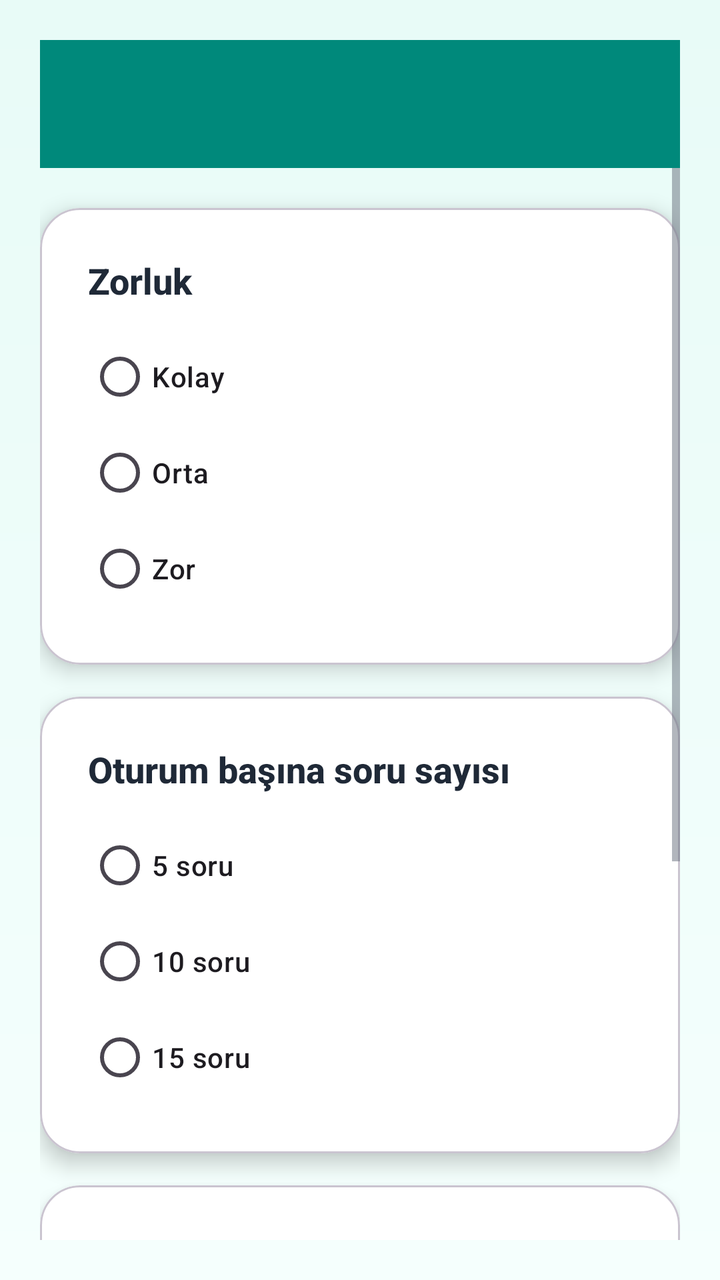
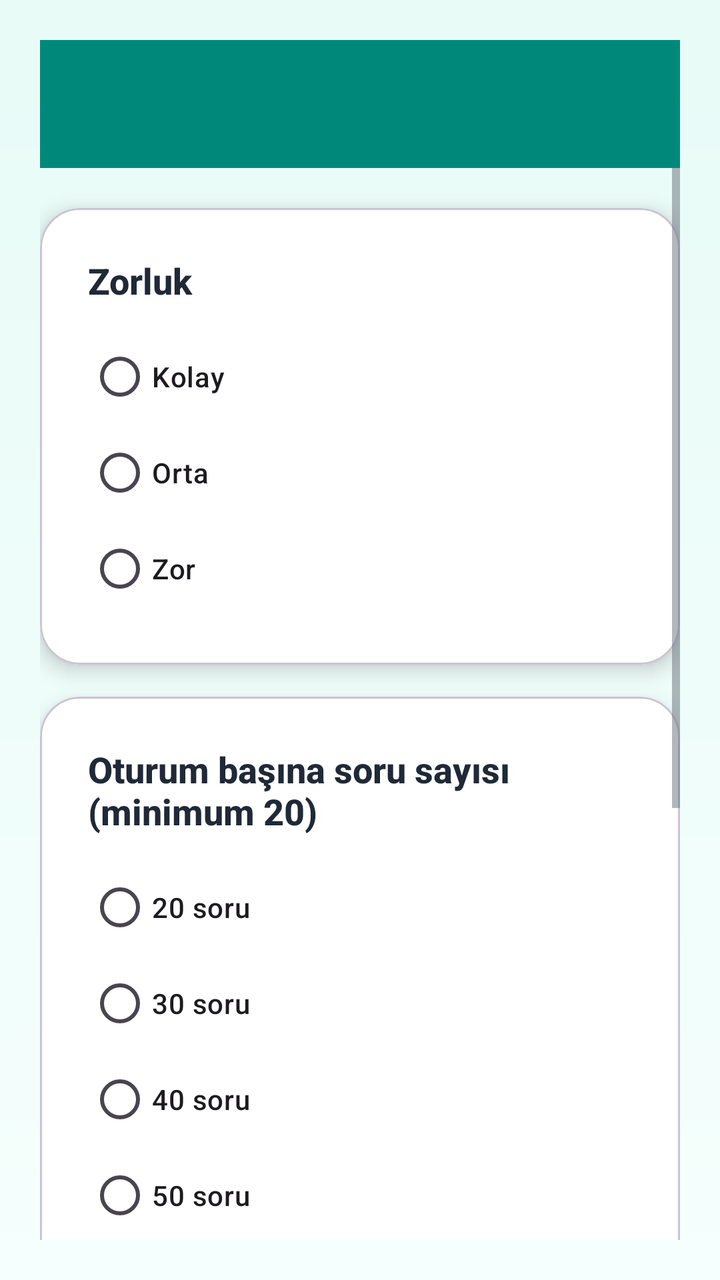

Two renders of the same Android screen: before a commit and after it. Below are the layout's source before the change and the commit's diff.
<!-- AndroidManifest.xml: application theme Theme.BrainBuddy -->
<!-- res/layout/activity_quiz_settings.xml -->
<?xml version="1.0" encoding="utf-8"?>
<LinearLayout xmlns:android="http://schemas.android.com/apk/res/android"
    xmlns:app="http://schemas.android.com/apk/res-auto"
    android:layout_width="match_parent"
    android:layout_height="match_parent"
    android:orientation="vertical"
    android:background="@drawable/bg_gradient"
    android:padding="20dp">

    <com.google.android.material.appbar.MaterialToolbar
        android:id="@+id/toolbar"
        android:layout_width="match_parent"
        android:layout_height="?attr/actionBarSize"
        android:background="@color/bb_turquoise_dark"
        app:titleTextColor="@color/white"/>

    <ScrollView
        android:layout_width="match_parent"
        android:layout_height="match_parent">

        <LinearLayout
            android:layout_width="match_parent"
            android:layout_height="wrap_content"
            android:orientation="vertical">

            <com.google.android.material.card.MaterialCardView
                android:layout_width="match_parent"
                android:layout_height="wrap_content"
                app:cardCornerRadius="20dp"
                app:cardElevation="6dp"
                app:cardBackgroundColor="@color/white"
                android:layout_marginTop="20dp">

                <LinearLayout
                    android:layout_width="match_parent"
                    android:layout_height="wrap_content"
                    android:orientation="vertical"
                    android:padding="24dp">

                    <TextView
                        android:layout_width="match_parent"
                        android:layout_height="wrap_content"
                        android:text="Zorluk"
                        android:textSize="18sp"
                        android:textStyle="bold"
                        android:textColor="@color/bb_text_dark"/>

                    <RadioGroup
                        android:id="@+id/difficultyGroup"
                        android:layout_width="match_parent"
                        android:layout_height="wrap_content"
                        android:layout_marginTop="12dp"
                        android:orientation="vertical">

                        <RadioButton
                            android:id="@+id/diffEasy"
                            android:text="Kolay"
                            android:layout_width="match_parent"
                            android:layout_height="wrap_content"/>

                        <RadioButton
                            android:id="@+id/diffMedium"
                            android:text="Orta"
                            android:layout_width="match_parent"
                            android:layout_height="wrap_content"/>

                        <RadioButton
                            android:id="@+id/diffHard"
                            android:text="Zor"
                            android:layout_width="match_parent"
                            android:layout_height="wrap_content"/>
                    </RadioGroup>
                </LinearLayout>
            </com.google.android.material.card.MaterialCardView>

            <com.google.android.material.card.MaterialCardView
                android:layout_width="match_parent"
                android:layout_height="wrap_content"
                app:cardCornerRadius="20dp"
                app:cardElevation="6dp"
                app:cardBackgroundColor="@color/white"
                android:layout_marginTop="16dp">

                <LinearLayout
                    android:layout_width="match_parent"
                    android:layout_height="wrap_content"
                    android:orientation="vertical"
                    android:padding="24dp">

                    <TextView
                        android:layout_width="match_parent"
                        android:layout_height="wrap_content"
                        android:text="Oturum başına soru sayısı"
                        android:textSize="18sp"
                        android:textStyle="bold"
                        android:textColor="@color/bb_text_dark"/>

                    <RadioGroup
                        android:id="@+id/questionsGroup"
                        android:layout_width="match_parent"
                        android:layout_height="wrap_content"
                        android:layout_marginTop="12dp"
                        android:orientation="vertical">

                        <RadioButton
                            android:id="@+id/q5"
                            android:text="5 soru"
                            android:layout_width="match_parent"
                            android:layout_height="wrap_content"/>

                        <RadioButton
                            android:id="@+id/q10"
                            android:text="10 soru"
                            android:layout_width="match_parent"
                            android:layout_height="wrap_content"/>

                        <RadioButton
                            android:id="@+id/q15"
                            android:text="15 soru"
                            android:layout_width="match_parent"
                            android:layout_height="wrap_content"/>
                    </RadioGroup>
                </LinearLayout>
            </com.google.android.material.card.MaterialCardView>

            <com.google.android.material.card.MaterialCardView
                android:layout_width="match_parent"
                android:layout_height="wrap_content"
                app:cardCornerRadius="20dp"
                app:cardElevation="6dp"
                app:cardBackgroundColor="@color/white"
                android:layout_marginTop="16dp">

                <LinearLayout
                    android:layout_width="match_parent"
                    android:layout_height="wrap_content"
                    android:orientation="vertical"
                    android:padding="24dp">

                    <TextView
                        android:layout_width="match_parent"
                        android:layout_height="wrap_content"
                        android:text="Sınav paketleri (2000+ soru desteklenir)"
                        android:textSize="18sp"
                        android:textStyle="bold"
                        android:textColor="@color/bb_text_dark"/>

                    <TextView
                        android:layout_width="match_parent"
                        android:layout_height="wrap_content"
                        android:text="Boş bırakılırsa tüm sorular kullanılır."
                        android:textSize="14sp"
                        android:textColor="@color/bb_text_muted"
                        android:layout_marginTop="4dp"/>

                    <CheckBox
                        android:id="@+id/checkLGS"
                        android:text="LGS"
                        android:layout_width="match_parent"
                        android:layout_height="wrap_content"
                        android:layout_marginTop="12dp"/>

                    <CheckBox
                        android:id="@+id/checkTYT"
                        android:text="TYT"
                        android:layout_width="match_parent"
                        android:layout_height="wrap_content"/>

                    <CheckBox
                        android:id="@+id/checkAYT"
                        android:text="AYT"
                        android:layout_width="match_parent"
                        android:layout_height="wrap_content"/>

                    <CheckBox
                        android:id="@+id/checkGeneral"
                        android:text="Genel"
                        android:layout_width="match_parent"
                        android:layout_height="wrap_content"/>
                </LinearLayout>
            </com.google.android.material.card.MaterialCardView>

        </LinearLayout>
    </ScrollView>
</LinearLayout>
<!-- resources referenced by this layout -->
<resources>
  <color name="bb_text_dark">#1F2937</color>
  <color name="bb_text_muted">#6B7280</color>
  <color name="bb_turquoise_dark">#00897B</color>
  <color name="white">#FFFFFF</color>
  <!-- drawable bg_gradient (drawable) -->
  <?xml version="1.0" encoding="utf-8"?>
  <layer-list xmlns:android="http://schemas.android.com/apk/res/android">
      <item>
          <shape>
              <gradient
                  android:angle="270"
                  android:startColor="#E8FBF7"
                  android:endColor="#F5FFFD"/>
          </shape>
      </item>
  </layer-list>
  <style name="Theme.BrainBuddy" parent="Theme.Material3.Light.NoActionBar">
          <item name="colorPrimary">@color/bb_primary</item>
          <item name="colorOnPrimary">@color/white</item>
          <item name="colorSecondary">@color/bb_secondary</item>
          <item name="colorOnSecondary">@color/white</item>
          <item name="colorTertiary">@color/bb_accent</item>
          <item name="colorOnTertiary">@color/black</item>
          <item name="colorError">@color/bb_error</item>
          <item name="android:windowBackground">@drawable/bg_gradient</item>
          <item name="android:textColorPrimary">@color/bb_text</item>
          <item name="android:textColorSecondary">@color/bb_text_muted</item>
          <item name="materialButtonStyle">@style/BBButton</item>
          <item name="android:fontFamily">sans-serif-medium</item>
      </style>
  <color name="bb_primary">#1BC5B0</color>
  <color name="bb_secondary">#00897B</color>
  <color name="bb_accent">#FFC107</color>
  <color name="black">#000000</color>
  <color name="bb_error">#FF5252</color>
  <color name="bb_text">#1F2937</color>
  <style name="BBButton" parent="Widget.Material3.Button">
          <item name="android:minHeight">56dp</item>
          <item name="android:paddingStart">24dp</item>
          <item name="android:paddingEnd">24dp</item>
          <item name="cornerRadius">16dp</item>
          <item name="android:textAllCaps">false</item>
          <item name="android:textColor">@color/white</item>
          <item name="android:textSize">16sp</item>
          <item name="android:textStyle">bold</item>
          <item name="backgroundTint">@color/bb_primary</item>
      </style>
</resources>

<!-- the commit's change to res/layout/activity_quiz_settings.xml (unified diff, before → after) -->
@@ -90,7 +90,7 @@
                     <TextView
                         android:layout_width="match_parent"
                         android:layout_height="wrap_content"
-                        android:text="Oturum başına soru sayısı"
+                        android:text="Oturum başına soru sayısı (minimum 20)"
                         android:textSize="18sp"
                         android:textStyle="bold"
                         android:textColor="@color/bb_text_dark"/>
@@ -103,20 +103,26 @@
                         android:orientation="vertical">
 
                         <RadioButton
-                            android:id="@+id/q5"
-                            android:text="5 soru"
+                            android:id="@+id/q20"
+                            android:text="20 soru"
                             android:layout_width="match_parent"
                             android:layout_height="wrap_content"/>
 
                         <RadioButton
-                            android:id="@+id/q10"
-                            android:text="10 soru"
+                            android:id="@+id/q30"
+                            android:text="30 soru"
                             android:layout_width="match_parent"
                             android:layout_height="wrap_content"/>
 
                         <RadioButton
-                            android:id="@+id/q15"
-                            android:text="15 soru"
+                            android:id="@+id/q40"
+                            android:text="40 soru"
+                            android:layout_width="match_parent"
+                            android:layout_height="wrap_content"/>
+
+                        <RadioButton
+                            android:id="@+id/q50"
+                            android:text="50 soru"
                             android:layout_width="match_parent"
                             android:layout_height="wrap_content"/>
                     </RadioGroup>
